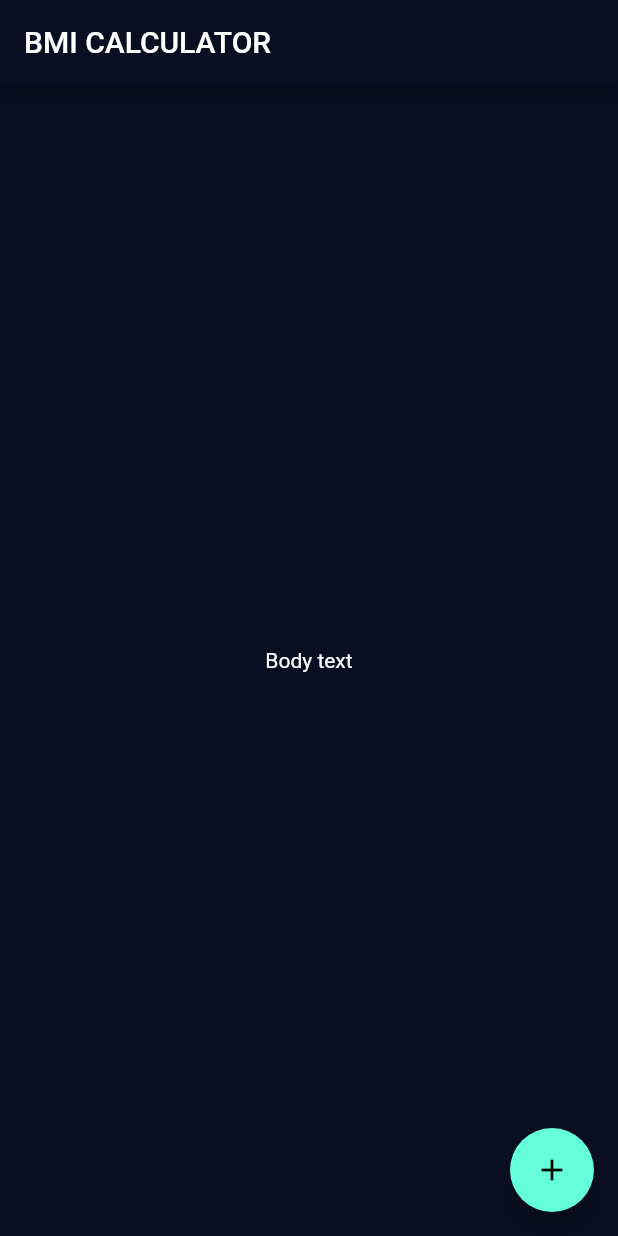
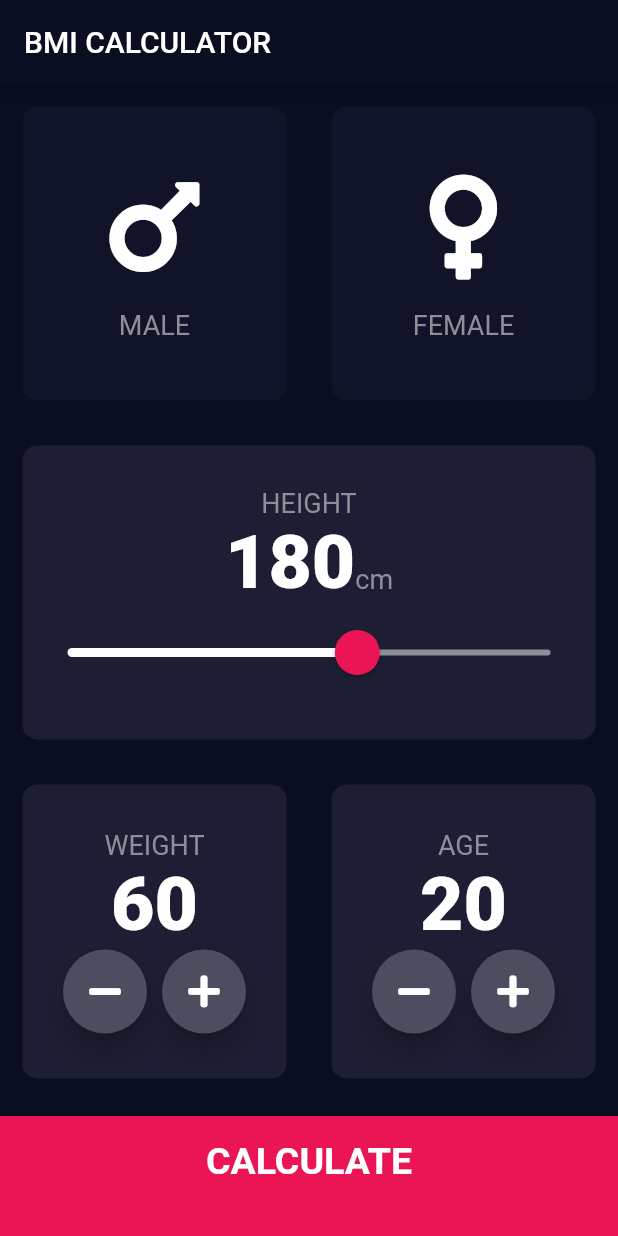
Before and after one commit to haiqal96/bmi_calculator, a Flutter app: the screen it shows after launch, on a phone screen of 412 x 824 dp. Run offline on Flutter 3.47's test engine with Material 2 defaults, Android fonts, the phone set to English and light mode, and no system bars; our stand-ins replace font_awesome_flutter.

Commit message:
bmi commit

```diff
--- /dev/null
+++ b/lib/calculator_brain.dart
@@ -0,0 +1,40 @@
+import 'dart:math';
+
+class CalculatorBrain {
+
+  CalculatorBrain({this.height,this.weight});
+
+  final int height;
+  final int weight;
+
+  double _bmi;
+
+  String calculateBMI() {
+    double _bmi = weight/pow(height / 100, 2);
+    return _bmi.toStringAsFixed(1);
+  }
+
+  String getResult() {
+    if(_bmi >= 25) {
+      return 'Overwight';
+    }
+    else if(_bmi > 18.5) {
+      return 'Normal';
+    }
+    else {
+      return 'Underweight';
+    }
+  }
+
+  String getInterpretation() {
+    if(_bmi >= 25) {
+      return 'You have a higher than normal body weight , Try to exercise more !';
+    }
+    else if(_bmi > 18.5) {
+      return 'You have a normal body weight , Good job !';
+    }
+    else {
+      return 'You have a lower than normal body weight. You can eat a bit more.';
+    }
+  }
+}
--- /dev/null
+++ b/lib/components/bottom_button.dart
@@ -0,0 +1,30 @@
+import 'package:flutter/material.dart';
+import 'package:bmi_calculator/constant.dart';
+
+class BottomButton extends StatelessWidget {
+
+  BottomButton({@required this.onTap, @required this.buttonTitle});
+
+  final Function onTap;
+  final String buttonTitle;
+
+  @override
+  Widget build(BuildContext context) {
+    return GestureDetector(
+      onTap: onTap,
+      child: Container(
+        child: Center(
+          child: Text(
+            buttonTitle,
+            style: kBigTextStyle,
+          ),
+        ),
+        color: kBottomContainerColor,
+        margin: EdgeInsets.only(top: 10.0),
+        padding: EdgeInsets.only(bottom: 20.0),
+        width: double.infinity,
+        height: kBottomContainerHeight,
+      ),
+    );
+  }
+}
--- /dev/null
+++ b/lib/components/icon_content.dart
@@ -0,0 +1,29 @@
+import 'package:flutter/material.dart';
+import 'package:bmi_calculator/constant.dart';
+
+class IconContent extends StatelessWidget {
+
+  IconContent({this.icon,this.label});
+
+  final IconData icon;
+  final String label;
+
+  @override
+  Widget build(BuildContext context) {
+    return Column(
+      mainAxisAlignment: MainAxisAlignment.center,
+      children: <Widget>[
+        Icon(
+          icon,
+          size: 80.0,
+        ),
+        SizedBox(
+          height: 15.0,
+        ),
+        Text(label ,
+            style: kLabelTextStyle,
+        ),
+      ],
+    );
+  }
+}
--- /dev/null
+++ b/lib/components/reusable_card.dart
@@ -0,0 +1,26 @@
+import 'package:flutter/material.dart';
+
+class ReusableCard extends StatelessWidget {
+
+  ReusableCard({@required this.color,this.cardChild,this.onPress});
+
+  final Color color;
+  final Widget cardChild;
+  final Function onPress;
+
+
+  @override
+  Widget build(BuildContext context) {
+    return GestureDetector(
+      onTap:  onPress,
+      child: Container(
+        child: cardChild,
+        margin: EdgeInsets.all(15.0),
+        decoration: BoxDecoration(
+            color: color,
+            borderRadius: BorderRadius.circular(10.0)
+        ),
+      ),
+    );
+  }
+}
--- /dev/null
+++ b/lib/components/round_icon_button.dart
@@ -0,0 +1,24 @@
+import 'package:flutter/material.dart';
+
+class RoundIconButton extends StatelessWidget {
+
+  RoundIconButton({@required this.icon , @required this.onPressed});
+
+  final IconData icon;
+  final Function onPressed;
+
+  @override
+  Widget build(BuildContext context) {
+    return RawMaterialButton(
+      child: Icon(icon),
+      onPressed: onPressed,
+      elevation: 6.0,
+      constraints: BoxConstraints.tightFor(
+          width: 56.0,
+          height: 56.0
+      ),
+      shape: CircleBorder(),
+      fillColor: Color(0xFF4C4D5E),
+    );
+  }
+}
--- /dev/null
+++ b/lib/constant.dart
@@ -0,0 +1,41 @@
+import 'package:flutter/material.dart';
+
+const kBottomContainerHeight = 80.0;
+const kActiveColor = Color(0xFF1D1E33);
+const kInactiveColor = Color(0xFF111328);
+const kBottomContainerColor = Color(0xFFEB1555);
+
+
+const kLabelTextStyle = TextStyle(
+    fontSize: 18.0, color: Color(0xFF8D8E98)
+);
+
+const kNumberTextStyle =  TextStyle(
+    fontSize: 50.0,
+    fontWeight: FontWeight.w900
+);
+
+const kBigTextStyle = TextStyle(
+  fontSize: 25.0,
+  fontWeight: FontWeight.bold
+);
+
+const kTitleTextStyle = TextStyle(
+  fontSize: 50.0,
+  fontWeight: FontWeight.bold
+);
+
+const kResultTextStyle = TextStyle(
+  color: Color(0xFF24D876),
+  fontSize: 22.0,
+  fontWeight: FontWeight.bold
+);
+
+const kBMITextStyle = TextStyle(
+  fontSize: 100.0,
+  fontWeight: FontWeight.bold
+);
+
+const kBodyTextStyle = TextStyle(
+  fontSize: 22.0
+);
--- a/lib/input_page.dart
+++ /dev/null
@@ -1,23 +0,0 @@
-import 'package:flutter/material.dart';
-
-class InputPage extends StatefulWidget {
-  @override
-  _InputPageState createState() => _InputPageState();
-}
-
-class _InputPageState extends State<InputPage> {
-  @override
-  Widget build(BuildContext context) {
-    return Scaffold(
-      appBar: AppBar(
-        title: Text('BMI CALCULATOR'),
-      ),
-      body: Center(
-        child: Text('Body text'),
-      ),
-      floatingActionButton: FloatingActionButton(
-        child: Icon(Icons.add),
-      ),
-    );
-  }
-}
--- a/lib/main.dart
+++ b/lib/main.dart
@@ -1,5 +1,5 @@
 import 'package:flutter/material.dart';
-import 'input_page.dart';
+import 'screens/input_page.dart';
 
 void main() => runApp(BMICalculator());
 
--- /dev/null
+++ b/lib/screens/input_page.dart
@@ -0,0 +1,236 @@
+import 'package:flutter/material.dart';
+import 'package:font_awesome_flutter/font_awesome_flutter.dart';
+import 'package:bmi_calculator/components/icon_content.dart';
+import 'package:bmi_calculator/components/reusable_card.dart';
+import 'package:bmi_calculator/constant.dart';
+import 'results_page.dart';
+import 'package:bmi_calculator/components/bottom_button.dart';
+import 'package:bmi_calculator/components/round_icon_button.dart';
+import 'package:bmi_calculator/calculator_brain.dart';
+
+enum Gender {
+  male,
+  female,
+}
+
+class InputPage extends StatefulWidget {
+  @override
+  _InputPageState createState() => _InputPageState();
+}
+
+class _InputPageState extends State<InputPage> {
+
+  //this declatation is for the shortest way to change if/else statement
+  //to easy way using ternary operator
+  Gender selectGender;
+  int height = 180;
+  int weight = 60;
+  int age = 20;
+
+  @override
+  Widget build(BuildContext context) {
+    return Scaffold(
+      appBar: AppBar(
+        title: Text('BMI CALCULATOR'),
+      ),
+      body: Column(
+        children: <Widget>[
+          Expanded(
+              child: Row(
+                children: <Widget>[
+                  Expanded(
+                      child: ReusableCard(
+                        onPress: () {
+                          setState(() {
+                            selectGender = Gender.male;
+                          });
+                        },
+                        color: selectGender == Gender.male
+                            ? kActiveColor
+                            : kInactiveColor,
+                        cardChild: IconContent(
+                          icon: FontAwesomeIcons.mars,
+                          label: 'MALE',
+                        ),
+                      )
+                  ),
+                  Expanded(
+                      child: ReusableCard(
+                        onPress: () {
+                          setState(() {
+                            selectGender = Gender.female;
+                          });
+                        },
+                        color: selectGender == Gender.female
+                            ? kActiveColor
+                            : kInactiveColor,
+                        cardChild: IconContent(
+                          icon: FontAwesomeIcons.venus,
+                          label: 'FEMALE',
+                        ),
+                      )
+                  ),
+                ],
+          )),
+          Expanded(
+              child: ReusableCard(
+                color: kActiveColor,
+                cardChild: Column(
+                  mainAxisAlignment: MainAxisAlignment.center,
+                  children: <Widget>[
+                    Text('HEIGHT',
+                        style: kLabelTextStyle
+                    ),
+                    Row(
+                      mainAxisAlignment: MainAxisAlignment.center,
+                      crossAxisAlignment: CrossAxisAlignment.baseline,
+                      textBaseline: TextBaseline.alphabetic,
+                      children: <Widget>[
+                        Text(
+                          height.toString(),
+                          style: kNumberTextStyle
+                        ),
+                        Text(
+                          'cm',
+                          style: kLabelTextStyle,
+                        ),
+                      ],
+                    ),
+                    SliderTheme(
+                      data: SliderTheme.of(context).copyWith(
+                        inactiveTrackColor: Color(0xFF8D8E98),
+                        activeTrackColor: Colors.white,
+                        thumbColor: Color(0xFFEB1555),
+                        overlayColor: Color(0x29EB1555),
+                        thumbShape:
+                          RoundSliderThumbShape(enabledThumbRadius: 15.0),
+                        overlayShape:
+                          RoundSliderOverlayShape(overlayRadius: 30.0)
+                      ),
+                      child: Slider(
+                        value: height.toDouble(),
+                        min: 120,
+                        max: 220,
+                        onChanged: (double newValue) {
+                          setState(() {
+                            height = newValue.round();
+                          });
+                        },
+                      ),
+                    ),
+                  ],
+
+                ),
+
+              )
+          ),
+          Expanded(
+              child: Row(
+                children: <Widget>[
+                  Expanded(
+                      child: ReusableCard(
+                        color: kActiveColor,
+                        cardChild: Column(
+                          mainAxisAlignment: MainAxisAlignment.center,
+                          children: <Widget>[
+                            Text(
+                              'WEIGHT',
+                              style: kLabelTextStyle,
+                            ),
+                            Text(
+                              weight.toString(),
+                              style: kNumberTextStyle,
+                            ),
+                            Row(
+                              mainAxisAlignment: MainAxisAlignment.center,
+                              children: <Widget>[
+                                RoundIconButton(
+                                  icon: FontAwesomeIcons.minus,
+                                  onPressed: () {
+                                    setState(() {
+                                      weight--;
+                                    });
+                                  },
+                                ),
+                                SizedBox(
+                                  width: 10.0,
+                                ),
+                                RoundIconButton(
+                                icon: FontAwesomeIcons.plus,
+                                  onPressed: () {
+                                    setState(() {
+                                      weight++;
+                                    });
+                                  },
+                                ),
+                              ],
+                            )
+                          ],
+                        ),
+                      )
+                  ),
+                  Expanded(
+                      child: ReusableCard(
+                        color: kActiveColor,
+                        cardChild: Column(
+                          mainAxisAlignment: MainAxisAlignment.center,
+                          children: <Widget>[
+                            Text(
+                              'AGE',
+                              style: kLabelTextStyle,
+                            ),
+                            Text(
+                              age.toString(),
+                              style: kNumberTextStyle,
+                            ),
+                            Row(
+                              mainAxisAlignment: MainAxisAlignment.center,
+                              children: <Widget>[
+                                RoundIconButton(
+                                  icon: FontAwesomeIcons.minus,
+                                  onPressed: () {
+                                    setState(() {
+                                      age--;
+                                    });
+                                  },
+                                ),
+                                SizedBox(
+                                  width: 10.0,
+                                ),
+                                RoundIconButton(
+                                  icon: FontAwesomeIcons.plus,
+                                  onPressed: () {
+                                    setState(() {
+                                      age++;
+                                    });
+                                  },
+                                ),
+                              ],
+                            )
+                          ],
+                        ),
+                      )
+                  ),
+            ],
+          ),
+          ),
+          BottomButton(
+            buttonTitle: 'CALCULATE',
+            onTap: () {
+
+              CalculatorBrain calc = CalculatorBrain(height: height, weight: weight);
+
+              Navigator.push(context, MaterialPageRoute(builder: (context) => ResultsPage(
+               bmiResult: calc.calculateBMI(),
+               resultText: calc.getResult(),
+               interpretation: calc.getInterpretation(),
+              ),
+              ),
+              );
+            },
+          )
+        ],
+      )
+    );
+  }
+}
```
Also changed, not shown: lib/screens/results_page.dart (added, +71 -0 lines), pubspec.yaml (+1 -12 lines), pubspec.lock.
